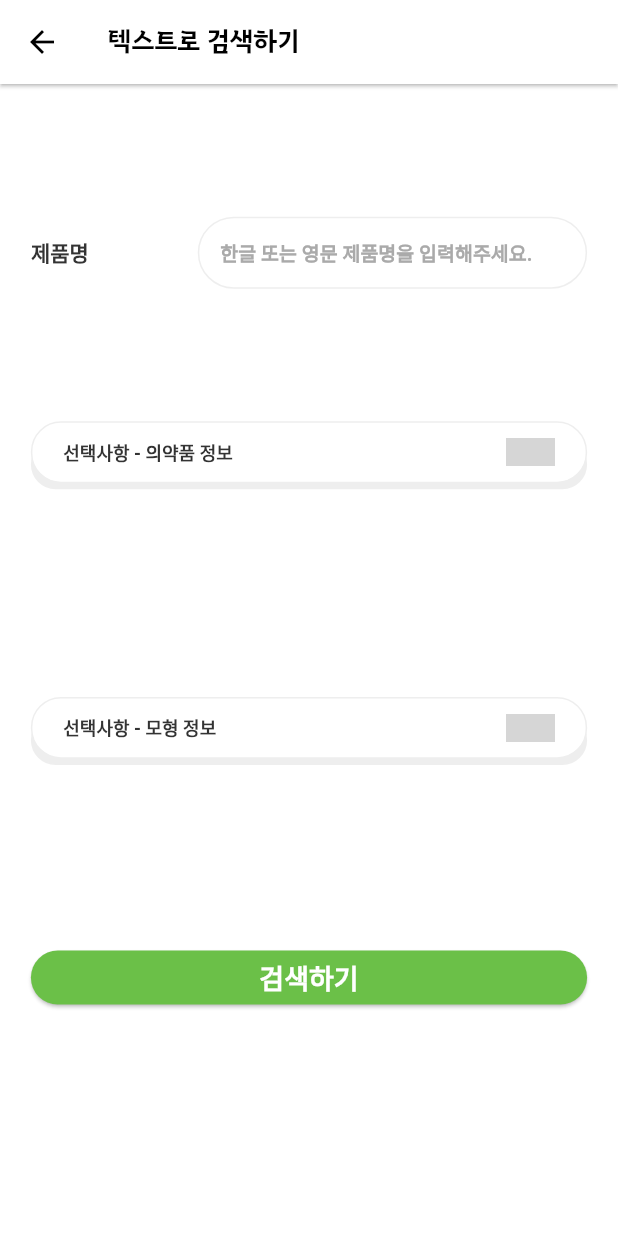
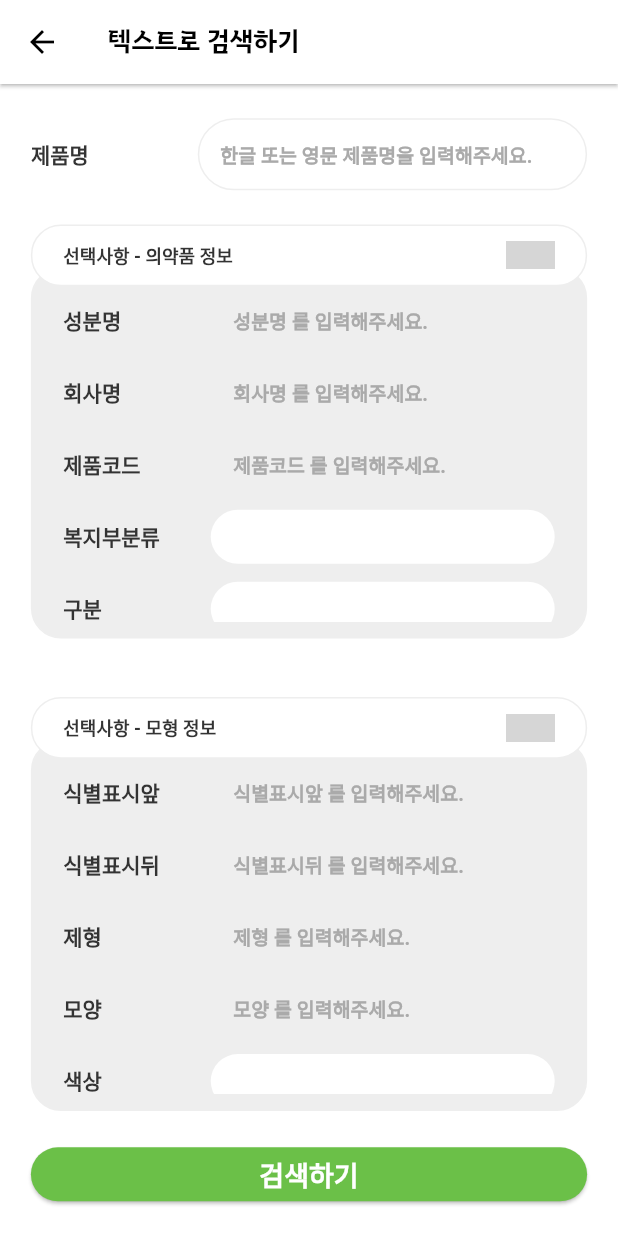
Before and after one commit to Dongguk-Univ-Drugs/pillology, a Flutter app: the TextSearch screen opened directly, on a phone screen of 412 x 824 dp. Run offline on Flutter 3.47's test engine with Material 2 defaults, Android fonts, the phone set to English and light mode, and no system bars; our stand-ins replace camera, dotted_border, image_picker; missing offline and left inert: imagebutton; statements that could not run were skipped; grey boxes are pictures that could not be loaded.

Commit message:
Update text_main.dart

```diff
--- a/pill/lib/components/body/home/search/text/text_main.dart
+++ b/pill/lib/components/body/home/search/text/text_main.dart
@@ -26,7 +26,7 @@ class _TextSearchState extends State<TextSearch> {
     "복지부분류": "",
     "구분": ""
   };
-  var optionTextOpen = false;
+  var optionTextOpen = true;
 
   // 선택사항 - 모양 정보 -> total
   var shapeInfoJson = <String, dynamic>{
@@ -36,7 +36,7 @@ class _TextSearchState extends State<TextSearch> {
     '모양': '',
     '색상': ''
   };
-  var optionShapeOpen = false;
+  var optionShapeOpen = true;
 
   @override
   void initState() {
@@ -142,7 +142,7 @@ class _TextSearchState extends State<TextSearch> {
                               duration: Duration(milliseconds: 500),
                               top: !optionShapeOpen
                                   ? MediaQuery.of(context).size.width * 0.08
-                                  : MediaQuery.of(context).size.width * 0.16,
+                                  : MediaQuery.of(context).size.width * 0.12,
                               child: optionalInfoShapeContent(context),
                             ),
                             Positioned(
```
